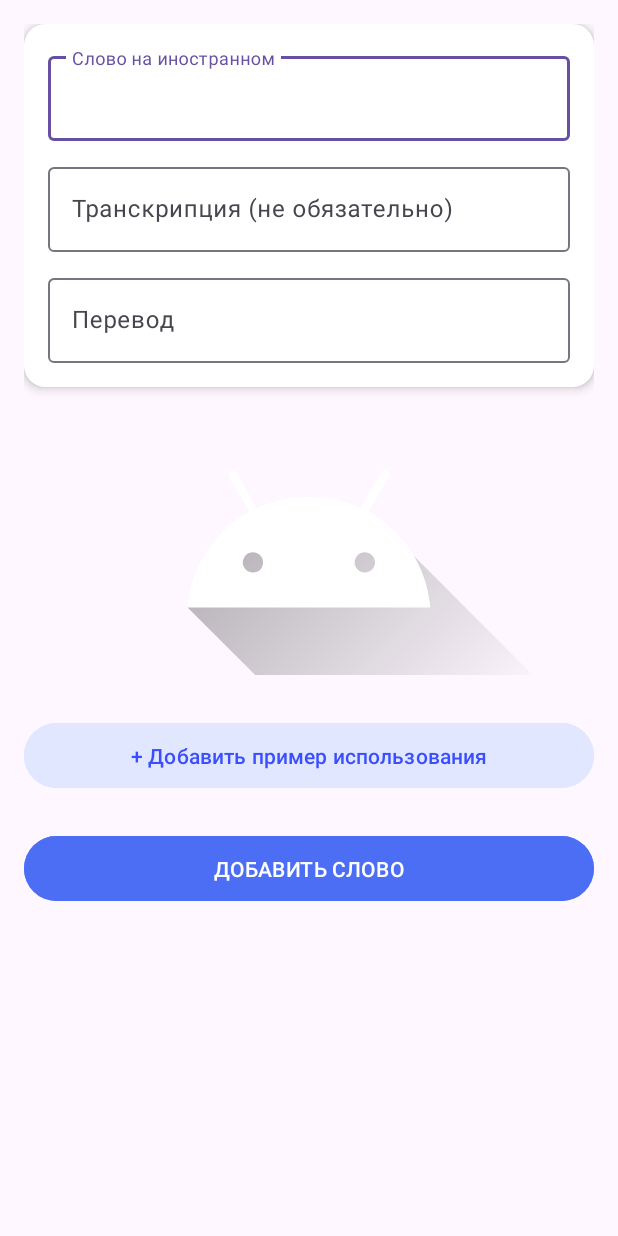
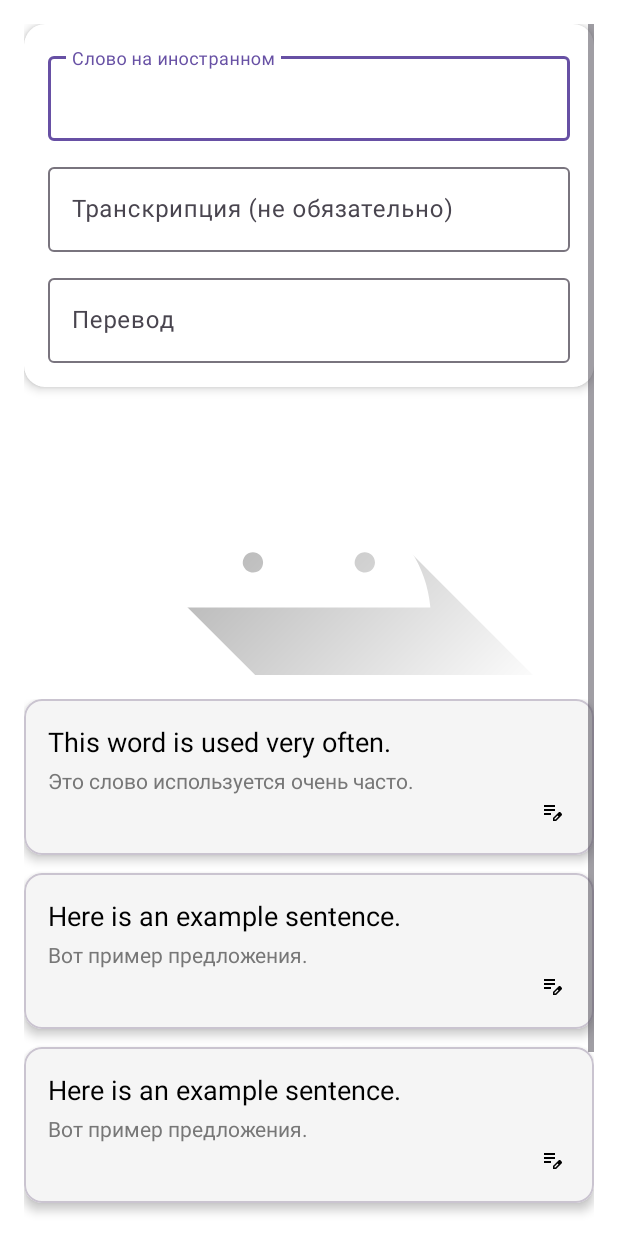
Before and after one commit to brikkerdev/Grable, an Android app: the fragment AddWordFragment shown on its own in the app's theme, on a phone screen of 412 x 824 dp. Run offline under Robolectric (Android 15) with nearby library versions, the phone set to English and light mode, and no system bars.

Commit message:
Added AddWordFragment Added implementation of AddExampleMechanic Changed Footer

```diff
--- a/app/src/main/AndroidManifest.xml
+++ b/app/src/main/AndroidManifest.xml
@@ -12,10 +12,8 @@
         android:supportsRtl="true"
         android:theme="@style/Theme.Grable">
         <activity
-            android:name=".progress.ProgressActivity"
-            android:exported="false" />
-        <activity
             android:name=".MainActivity"
+            android:windowSoftInputMode="adjustResize|stateHidden"
             android:exported="true">
             <intent-filter>
                 <action android:name="android.intent.action.MAIN" />
--- a/app/src/main/java/ru/sirius/grable/MainActivity.kt
+++ b/app/src/main/java/ru/sirius/grable/MainActivity.kt
@@ -4,6 +4,7 @@ import android.os.Bundle
 import android.view.View
 import androidx.appcompat.app.AppCompatActivity
 import androidx.fragment.app.Fragment
+import ru.sirius.grable.add_word.AddWordFragment
 import ru.sirius.grable.learn.LearnFragment
 import ru.sirius.grable.main.HomeFragment
 import ru.sirius.grable.progress.StatsFragment
@@ -16,11 +17,13 @@ class MainActivity : AppCompatActivity() {
 
         val footerHome = findViewById<View>(R.id.footerHome)
         val footerLearn = findViewById<View>(R.id.footerLearn)
+        val footerAddWord = findViewById<View>(R.id.footerAddWord)
         val footerStats = findViewById<View>(R.id.footerStats)
         val footerSettings = findViewById<View>(R.id.footerSettings)
 
         footerHome.setOnClickListener { switchFragment(HomeFragment()) }
         footerLearn.setOnClickListener { switchFragment(LearnFragment()) }
+        footerAddWord.setOnClickListener { switchFragment(AddWordFragment()) }
         footerStats.setOnClickListener { switchFragment(StatsFragment()) }
         footerSettings.setOnClickListener { switchFragment(SettingsFragment()) }
 
--- a/app/src/main/java/ru/sirius/grable/add_word/AddWordFragment.kt
+++ b/app/src/main/java/ru/sirius/grable/add_word/AddWordFragment.kt
@@ -4,18 +4,93 @@ import android.os.Bundle
 import android.view.LayoutInflater
 import android.view.View
 import android.view.ViewGroup
+import android.widget.LinearLayout
 import androidx.fragment.app.Fragment
+import androidx.fragment.app.viewModels
+import androidx.lifecycle.lifecycleScope
+import androidx.recyclerview.widget.LinearLayoutManager
+import androidx.recyclerview.widget.RecyclerView
+import com.google.android.material.dialog.MaterialAlertDialogBuilder
+import com.google.android.material.textfield.TextInputEditText
+import com.google.android.material.button.MaterialButton
 import ru.sirius.grable.R
+import kotlinx.coroutines.flow.collect
 
-class AddWordFragment: Fragment() {
+class AddWordFragment : Fragment() {
+
+    private val viewModel: AddWordViewModel by viewModels()
+    private lateinit var adapter: ExamplesAdapter
+
     override fun onCreateView(
         inflater: LayoutInflater, container: ViewGroup?,
         savedInstanceState: Bundle?
-    ): View? {
-        return inflater.inflate(R.layout.fragment_add_word, container, false)
-    }
+    ): View? = inflater.inflate(R.layout.fragment_add_word, container, false)
 
     override fun onViewCreated(view: View, savedInstanceState: Bundle?) {
         super.onViewCreated(view, savedInstanceState)
+
+        val recyclerView = view.findViewById<RecyclerView>(R.id.rvExamples)
+        val btnAddExample = view.findViewById<MaterialButton>(R.id.btnAddExample)
+
+        adapter = ExamplesAdapter(emptyList()) { position, text ->
+            showEditExampleDialog(position, text)
+        }
+
+        recyclerView.layoutManager = LinearLayoutManager(requireContext())
+        recyclerView.adapter = adapter
+
+        lifecycleScope.launchWhenStarted {
+            viewModel.examples.collect { list ->
+                adapter.updateData(list)
+            }
+        }
+
+        btnAddExample.setOnClickListener { showAddExampleDialog() }
+
+        viewModel.generateFakeExamples(3)
+    }
+
+    private fun showAddExampleDialog() {
+        val dialogView = layoutInflater.inflate(R.layout.dialog_add_example, null)
+        val inputEn = dialogView.findViewById<TextInputEditText>(R.id.inputExampleEn)
+        val inputRu = dialogView.findViewById<TextInputEditText>(R.id.inputExampleRu)
+
+        MaterialAlertDialogBuilder(requireContext())
+            .setTitle("Добавить пример")
+            .setView(dialogView)
+            .setPositiveButton("Добавить") { dialog, _ ->
+                val en = inputEn.text.toString().trim()
+                val ru = inputRu.text.toString().trim()
+                if (en.isNotEmpty()) viewModel.addExample("$en — $ru")
+                dialog.dismiss()
+            }
+            .setNegativeButton("Отмена") { dialog, _ -> dialog.dismiss() }
+            .show()
+    }
+
+    private fun showEditExampleDialog(index: Int, oldText: String) {
+        val dialogView = layoutInflater.inflate(R.layout.dialog_add_example, null)
+        val inputEn = dialogView.findViewById<TextInputEditText>(R.id.inputExampleEn)
+        val inputRu = dialogView.findViewById<TextInputEditText>(R.id.inputExampleRu)
+
+        val parts = oldText.split("—")
+        inputEn.setText(parts.getOrNull(0)?.trim())
+        inputRu.setText(parts.getOrNull(1)?.trim())
+
+        MaterialAlertDialogBuilder(requireContext())
+            .setTitle("Редактировать пример")
+            .setView(dialogView)
+            .setPositiveButton("Сохранить") { dialog, _ ->
+                val en = inputEn.text.toString().trim()
+                val ru = inputRu.text.toString().trim()
+                if (en.isNotEmpty()) {
+                    val list = viewModel.examples.value.toMutableList()
+                    list[index] = "$en — $ru"
+                    viewModel.updateExamples(list)
+                }
+                dialog.dismiss()
+            }
+            .setNegativeButton("Отмена") { dialog, _ -> dialog.dismiss() }
+            .show()
     }
 }
--- /dev/null
+++ b/app/src/main/java/ru/sirius/grable/add_word/AddWordViewModel.kt
@@ -0,0 +1,48 @@
+package ru.sirius.grable.add_word
+
+import androidx.lifecycle.ViewModel
+import kotlinx.coroutines.flow.MutableStateFlow
+import kotlinx.coroutines.flow.StateFlow
+
+class AddWordViewModel : ViewModel() {
+
+    val word = MutableStateFlow("")
+    val transcription = MutableStateFlow("")
+    val translation = MutableStateFlow("")
+
+    private val _examples = MutableStateFlow<List<String>>(emptyList())
+    val examples: StateFlow<List<String>> = _examples
+
+    fun addExample(text: String) {
+        if (text.isNotBlank()) {
+            _examples.value = _examples.value + text
+        }
+    }
+
+    fun updateExamples(newList: List<String>) {
+        _examples.value = newList
+    }
+
+    fun generateFakeExamples(count: Int) {
+        val samples = listOf(
+            "This word is used very often. — Это слово используется очень часто.",
+            "Here is an example sentence. — Вот пример предложения.",
+            "Native speakers use it every day. — Носители языка используют это каждый день.",
+            "Sometimes it has another meaning. — Иногда оно имеет другое значение.",
+            "It is common in spoken English. — Это часто встречается в разговорном английском."
+        )
+
+        val newList = _examples.value.toMutableList()
+        repeat(count) {
+            newList.add(samples.random())
+        }
+        _examples.value = newList
+    }
+
+    fun clear() {
+        word.value = ""
+        transcription.value = ""
+        translation.value = ""
+        _examples.value = emptyList()
+    }
+}
--- /dev/null
+++ b/app/src/main/java/ru/sirius/grable/add_word/ExamplesAdapter.kt
@@ -0,0 +1,44 @@
+package ru.sirius.grable.add_word
+
+import android.view.LayoutInflater
+import android.view.View
+import android.view.ViewGroup
+import android.widget.ImageView
+import android.widget.TextView
+import androidx.recyclerview.widget.RecyclerView
+import ru.sirius.grable.R
+
+class ExamplesAdapter(
+    private var items: List<String>,
+    private val onEditClick: (position: Int, text: String) -> Unit
+) : RecyclerView.Adapter<ExamplesAdapter.ExampleViewHolder>() {
+
+    inner class ExampleViewHolder(view: View) : RecyclerView.ViewHolder(view) {
+        val tvEn: TextView = view.findViewById(R.id.tvExampleEn)
+        val tvRu: TextView = view.findViewById(R.id.tvExampleRu)
+        val btnEdit: ImageView = view.findViewById(R.id.btnEditExample)
+    }
+
+    override fun onCreateViewHolder(parent: ViewGroup, viewType: Int): ExampleViewHolder {
+        val view = LayoutInflater.from(parent.context)
+            .inflate(R.layout.item_example, parent, false)
+        return ExampleViewHolder(view)
+    }
+
+    override fun onBindViewHolder(holder: ExampleViewHolder, position: Int) {
+        val example = items[position]
+        val parts = example.split("—")
+        holder.tvEn.text = parts.getOrNull(0)?.trim() ?: ""
+        holder.tvRu.text = parts.getOrNull(1)?.trim() ?: ""
+
+        holder.btnEdit.setOnClickListener {
+            onEditClick(position, example)
+        }
+    }
+
+    override fun getItemCount(): Int = items.size
+
+    fun updateData(newItems: List<String>) {
+        items = newItems
+    }
+}
--- /dev/null
+++ b/app/src/main/res/drawable/ic_edit_example.xml
@@ -0,0 +1,9 @@
+<vector xmlns:android="http://schemas.android.com/apk/res/android"
+    android:width="24dp"
+    android:height="24dp"
+    android:viewportWidth="960"
+    android:viewportHeight="960">
+  <path
+      android:pathData="M160,560v-80h280v80L160,560ZM160,400v-80h440v80L160,400ZM160,240v-80h440v80L160,240ZM520,800v-123l221,-220q9,-9 20,-13t22,-4q12,0 23,4.5t20,13.5l37,37q8,9 12.5,20t4.5,22q0,11 -4,22.5T863,580L643,800L520,800ZM820,537 L783,500 820,537ZM580,740h38l121,-122 -18,-19 -19,-18 -122,121v38ZM721,599 L702,581 739,618 721,599Z"
+      android:fillColor="#e3e3e3"/>
+</vector>
--- a/app/src/main/res/layout/fragment_add_word.xml
+++ b/app/src/main/res/layout/fragment_add_word.xml
@@ -4,7 +4,12 @@
     xmlns:app="http://schemas.android.com/apk/res-auto"
     android:layout_width="match_parent"
     android:layout_height="match_parent"
-    android:padding="16dp">
+    android:padding="16dp"
+    android:id="@+id/scrollView"
+    android:fillViewport="true"
+    android:paddingTop="24dp"
+    android:background="#FFFFFF"
+    android:clipToPadding="false">
 
     <LinearLayout
         android:layout_width="match_parent"
@@ -59,6 +64,7 @@
                         android:layout_height="wrap_content"/>
                 </com.google.android.material.textfield.TextInputLayout>
 
+
             </LinearLayout>
         </androidx.cardview.widget.CardView>
 
@@ -70,12 +76,11 @@
             android:layout_marginTop="16dp"
             android:src="@drawable/ic_launcher_foreground" />
 
-        <LinearLayout
-            android:id="@+id/examplesContainer"
+        <androidx.recyclerview.widget.RecyclerView
+            android:id="@+id/rvExamples"
             android:layout_width="match_parent"
             android:layout_height="wrap_content"
-            android:orientation="vertical"
-            android:layout_marginTop="16dp" />
+            android:layout_marginTop="16dp"/>
 
         <Button
             android:id="@+id/btnAddExample"
--- /dev/null
+++ b/app/src/main/res/layout/item_example.xml
@@ -0,0 +1,47 @@
+<?xml version="1.0" encoding="utf-8"?>
+<com.google.android.material.card.MaterialCardView
+    xmlns:android="http://schemas.android.com/apk/res/android"
+    xmlns:app="http://schemas.android.com/apk/res-auto"
+    android:layout_width="match_parent"
+    android:layout_height="wrap_content"
+    android:layout_marginBottom="12dp"
+    app:cardCornerRadius="12dp"
+    app:cardElevation="4dp"
+    app:cardBackgroundColor="@color/background_color">
+
+    <LinearLayout
+        android:layout_width="match_parent"
+        android:layout_height="wrap_content"
+        android:orientation="vertical"
+        android:padding="16dp">
+
+        <TextView
+            android:id="@+id/tvExampleEn"
+            android:layout_width="match_parent"
+            android:layout_height="wrap_content"
+            android:text="Example text"
+            android:textSize="18sp"
+            android:textColor="#000000" />
+
+        <TextView
+            android:id="@+id/tvExampleRu"
+            android:layout_width="match_parent"
+            android:layout_height="wrap_content"
+            android:text="Перевод"
+            android:textSize="14sp"
+            android:textColor="#777777"
+            android:layout_marginTop="4dp" />
+
+        <ImageView
+            android:id="@+id/btnEditExample"
+            android:layout_width="24dp"
+            android:layout_height="24dp"
+            android:layout_gravity="end"
+            android:src="@drawable/ic_edit_example"
+            app:tint="@color/black"
+            android:contentDescription="Редактировать пример"
+            android:padding="4dp" />
+
+    </LinearLayout>
+
+</com.google.android.material.card.MaterialCardView>
```
Also changed, not shown: app/src/main/res/drawable/ic_add_word.xml (added, +9 -0 lines), app/src/main/res/layout/dialog_add_example.xml (added, +59 -0 lines), app/src/main/res/layout/layout_footer.xml (+22 -2 lines), 1 other file.
